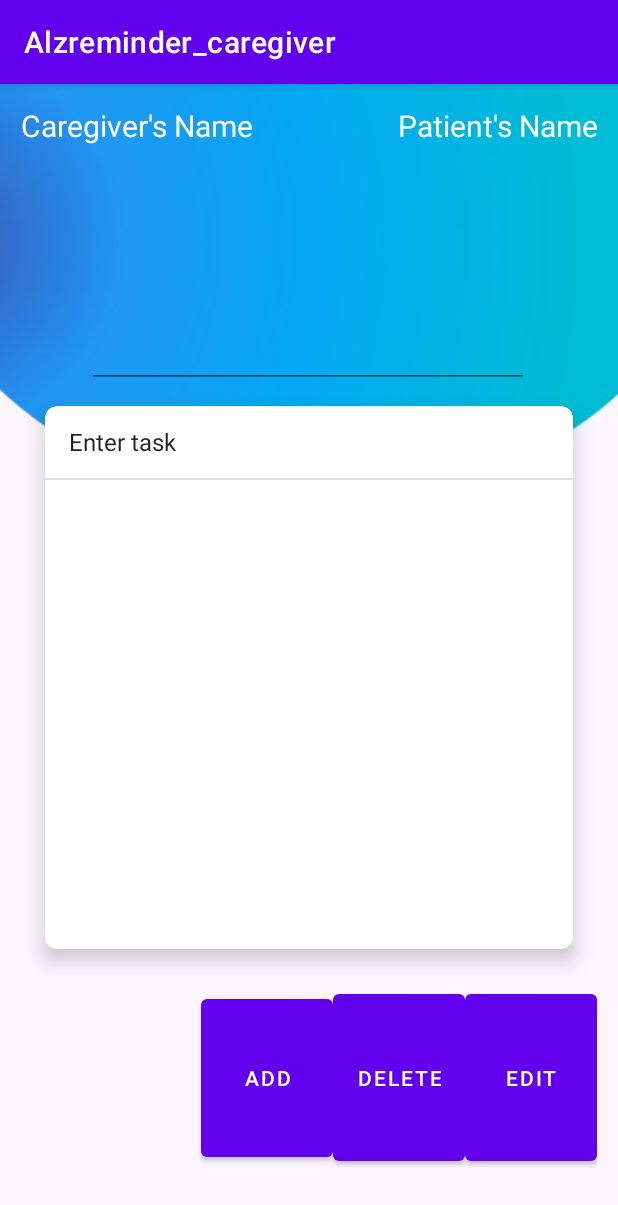
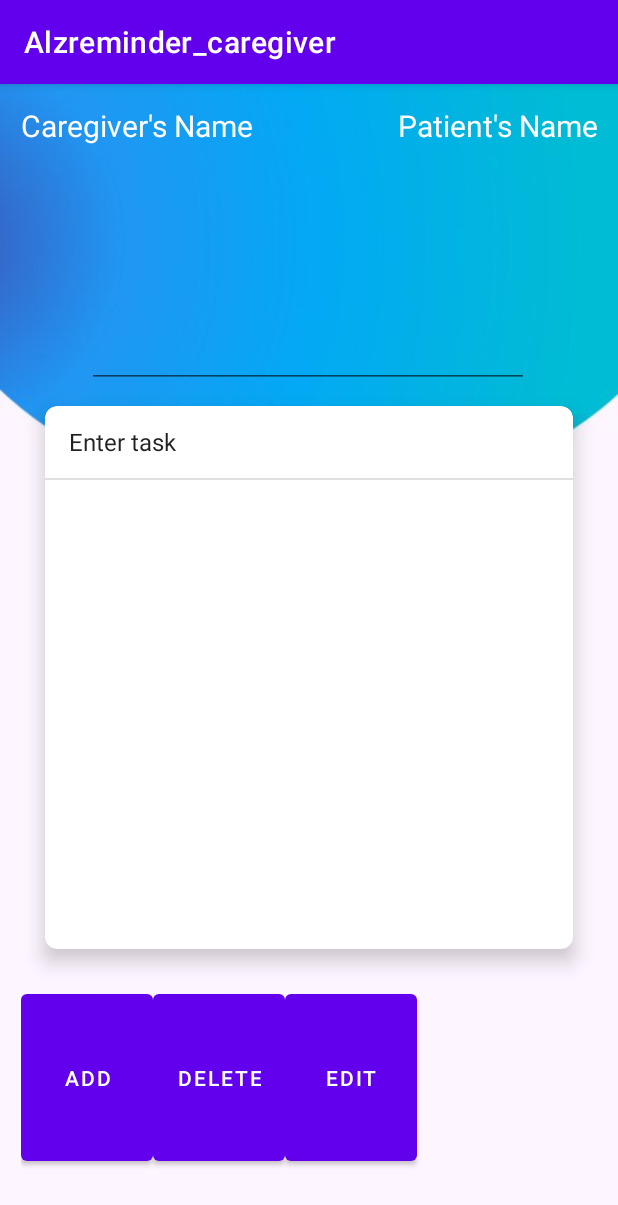
Before and after one commit to jacobspettigrew/AlzRemindersCaretaker, an Android app: the MainTask screen opened directly, with no data from a screen before it, after a tap on "ADD", on a phone screen of 412 x 824 dp. Shown: the top 1205 px of the screen. Run offline under Robolectric (Android 15) with nearby library versions, the phone set to English and light mode, and no system bars.

```diff
--- a/app/src/main/res/layout/activity_caregiver_tasks.xml
+++ b/app/src/main/res/layout/activity_caregiver_tasks.xml
@@ -89,25 +89,17 @@
         android:layout_height="0dp"
         android:layout_weight="8"
         android:alignmentMode="alignMargins"
-        android:columnCount="4"
+        android:columnCount="3"
         android:columnOrderPreserved="false"
         android:padding="14dp"
         android:rowCount="1">
-
-        <Button
-            android:id="@+id/addButton"
-            android:layout_width="wrap_content"
-            android:layout_height="117dp"
-            android:layout_row="0"
-            android:layout_column="1"
-            android:text="Add" />
 
         <Button
             android:id="@+id/editButton"
             android:layout_width="wrap_content"
             android:layout_height="123dp"
             android:layout_row="0"
-            android:layout_column="3"
+            android:layout_column="2"
             android:text="Edit" />
 
         <Button
@@ -115,8 +107,16 @@
             android:layout_width="wrap_content"
             android:layout_height="123dp"
             android:layout_row="0"
-            android:layout_column="2"
+            android:layout_column="1"
             android:text="Delete" />
+
+        <Button
+            android:id="@+id/addButton"
+            android:layout_width="wrap_content"
+            android:layout_height="123dp"
+            android:layout_row="0"
+            android:layout_column="0"
+            android:text="Add" />
 
     </GridLayout>
 
```
Also changed, not shown: app/src/main/java/com/Alzreminder_caregiver/MainTask.java (+19 -1 lines).
